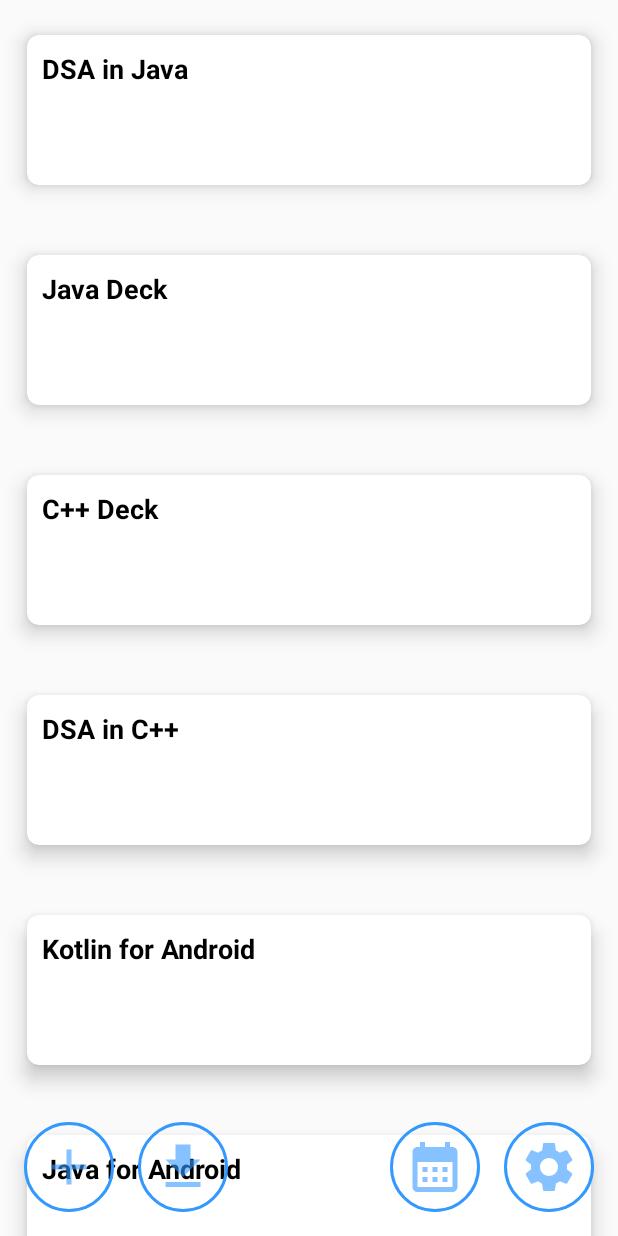
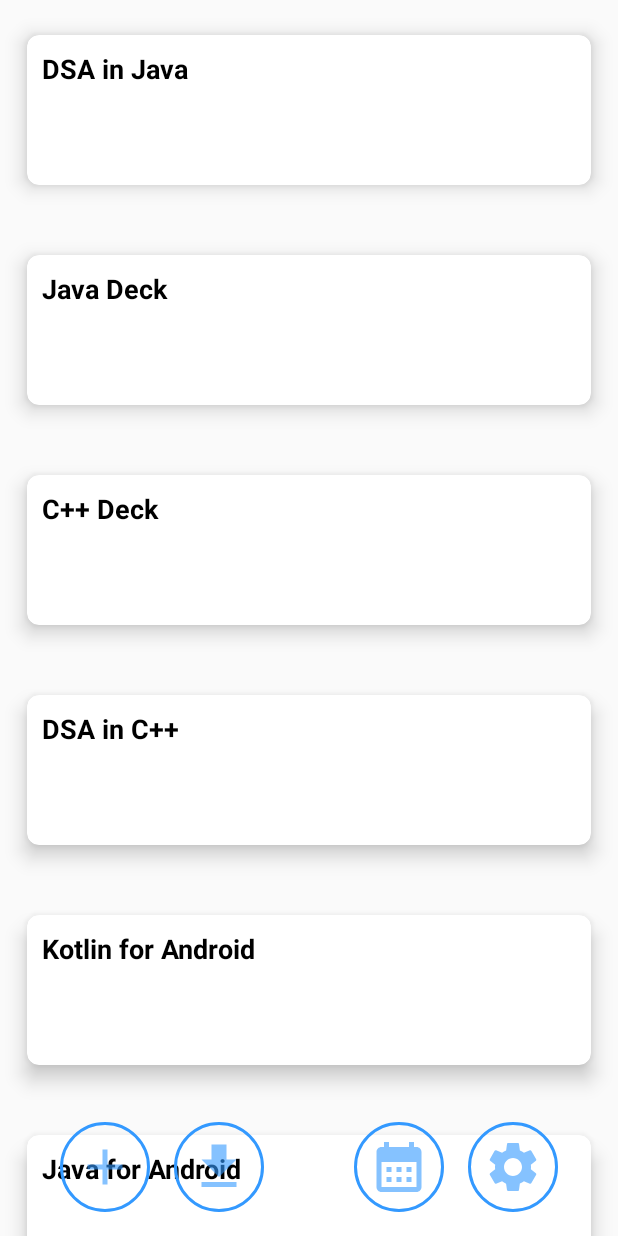
Before and after one commit to Dursam/Cardle, an Android app: the screen it shows after launch (Menu), on a phone screen of 412 x 824 dp. Run offline under Robolectric (Android 15) with nearby library versions, the phone set to English and light mode, and no system bars.

Commit message:
Button pressed color

```diff
--- a/app/src/main/res/drawable/round_button_calendar.xml
+++ b/app/src/main/res/drawable/round_button_calendar.xml
@@ -1,5 +1,5 @@
 <?xml version="1.0" encoding="utf-8"?>
 <selector xmlns:android="http://schemas.android.com/apk/res/android">
+    <item android:drawable="@drawable/layer_calendar_off" android:state_pressed="true" android:state_selected="false"/>
     <item android:drawable="@drawable/layer_calendar_on" android:state_enabled="true"/>
-    <item android:drawable="@drawable/layer_calendar_off" android:state_pressed="true"/>
 </selector>
--- a/app/src/main/res/drawable/round_button_create.xml
+++ b/app/src/main/res/drawable/round_button_create.xml
@@ -1,5 +1,5 @@
 <?xml version="1.0" encoding="utf-8"?>
 <selector xmlns:android="http://schemas.android.com/apk/res/android">
+    <item android:drawable="@drawable/layer_create_off" android:state_pressed="true" android:state_selected="false"/>
     <item android:drawable="@drawable/layer_create_on" android:state_enabled="true"/>
-    <item android:drawable="@drawable/layer_create_off" android:state_pressed="true"/>
 </selector>
--- a/app/src/main/res/drawable/round_button_download.xml
+++ b/app/src/main/res/drawable/round_button_download.xml
@@ -1,5 +1,5 @@
 <?xml version="1.0" encoding="utf-8"?>
 <selector xmlns:android="http://schemas.android.com/apk/res/android">
+    <item android:drawable="@drawable/layer_download_off" android:state_pressed="true" android:state_selected="false"/>
     <item android:drawable="@drawable/layer_download_on" android:state_enabled="true"/>
-    <item android:drawable="@drawable/layer_download_off" android:state_pressed="true"/>
 </selector>
--- a/app/src/main/res/drawable/round_button_settings.xml
+++ b/app/src/main/res/drawable/round_button_settings.xml
@@ -1,5 +1,5 @@
 <?xml version="1.0" encoding="utf-8"?>
 <selector xmlns:android="http://schemas.android.com/apk/res/android">
+    <item android:drawable="@drawable/layer_settings_off" android:state_pressed="true" android:state_selected="false"/>
     <item android:drawable="@drawable/layer_settings_on" android:state_enabled="true"/>
-    <item android:drawable="@drawable/layer_settings_off" android:state_pressed="true"/>
 </selector>
--- a/app/src/main/res/layout/menu.xml
+++ b/app/src/main/res/layout/menu.xml
@@ -11,18 +11,18 @@
         android:layout_width="match_parent"
         android:layout_height="match_parent" />
 
-    <Button
+    <androidx.appcompat.widget.AppCompatButton
         android:id="@+id/ButtonCreate"
         android:layout_width="60dp"
         android:layout_height="60dp"
-        android:layout_marginStart="16dp"
+        android:layout_marginStart="40dp"
         android:layout_marginBottom="16dp"
         android:background="@drawable/round_button_create"
         android:contentDescription="@string/button_desc_create"
         app:layout_constraintBottom_toBottomOf="parent"
         app:layout_constraintStart_toStartOf="parent"/>
 
-    <Button
+    <androidx.appcompat.widget.AppCompatButton
         android:id="@+id/ButtonDownload"
         android:layout_width="60dp"
         android:layout_height="60dp"
@@ -33,7 +33,7 @@
         app:layout_constraintBottom_toBottomOf="parent"
         app:layout_constraintStart_toEndOf="@+id/ButtonCreate"/>
 
-    <Button
+    <androidx.appcompat.widget.AppCompatButton
         android:id="@+id/ButtonCalendar"
         android:layout_width="60dp"
         android:layout_height="60dp"
@@ -44,11 +44,11 @@
         app:layout_constraintBottom_toBottomOf="parent"
         app:layout_constraintEnd_toStartOf="@+id/ButtonSettings"/>
 
-    <Button
+    <androidx.appcompat.widget.AppCompatButton
         android:id="@+id/ButtonSettings"
         android:layout_width="60dp"
         android:layout_height="60dp"
-        android:layout_marginEnd="16dp"
+        android:layout_marginEnd="40dp"
         android:layout_marginBottom="16dp"
         android:background="@drawable/round_button_settings"
         android:contentDescription="@string/button_desc_settings"
--- a/app/src/main/res/values/colors.xml
+++ b/app/src/main/res/values/colors.xml
@@ -9,4 +9,5 @@
     <color name="white">#FFFFFFFF</color>
     <color name="turquoise">#3399FF</color>
     <color name="light">#FFCC00</color>
+    <color name="blue_sky">#67EAFB</color>
 </resources>
```
